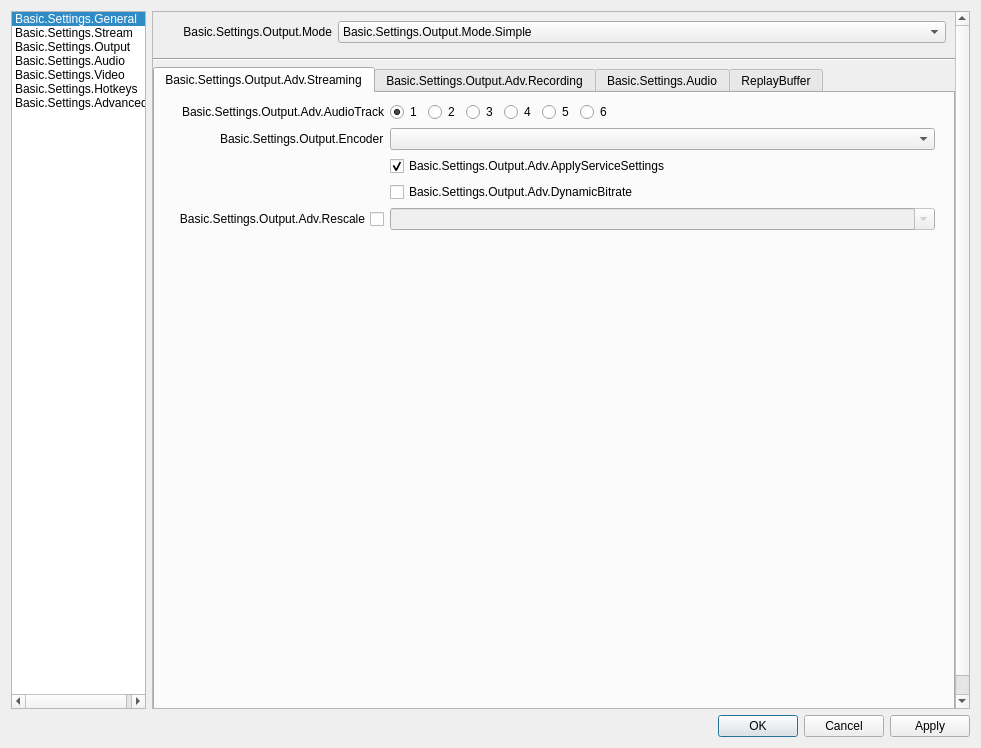
The window that UI/forms/OBSBasicSettings.ui (sahwar/obs-studio) describes before a commit, drawn with Qt 5.
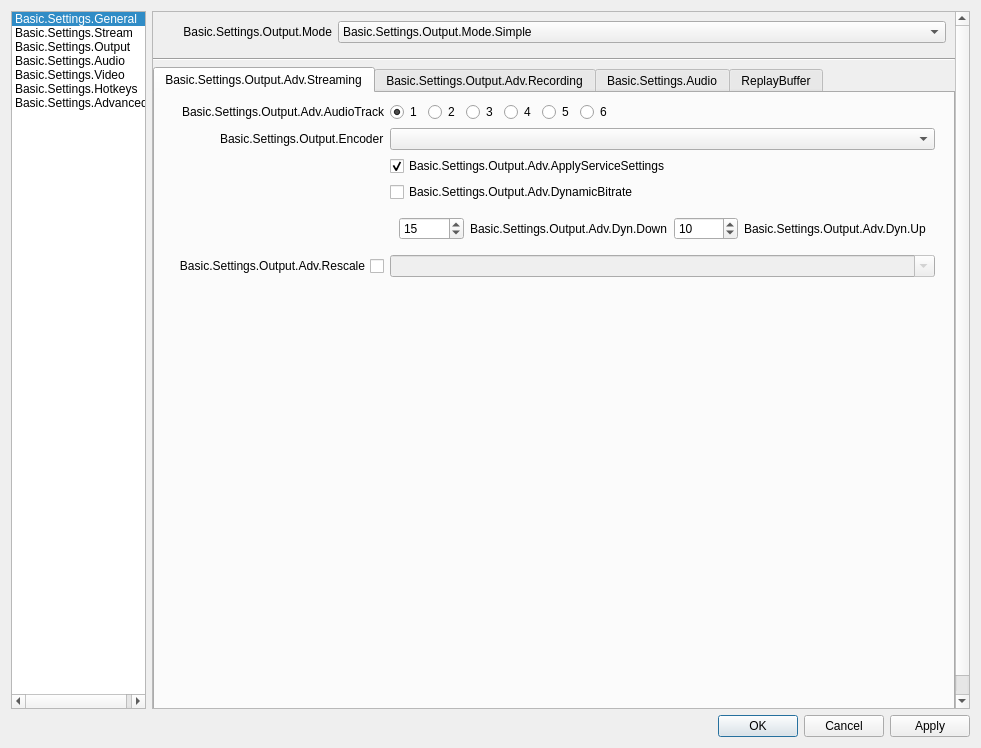
The same window after the commit. The open tabs and pages were chosen to show the change. Icons and pictures are not drawn.

Commit message:
obs-outputs/rtmp: Dynamic Bitrate, enable custom settings.
Also changes UI.

In Output > Advanced mode , enable custom settings for dynamic bitrate.
Controls for the decrease rate of the bitrate once congestion is detected
and for the increase rate when congestion is clearing.

```diff
--- a/UI/forms/OBSBasicSettings.ui
+++ b/UI/forms/OBSBasicSettings.ui
@@ -1005,11 +1005,14 @@
                      </widget>
                     </item>
                     <item row="5" column="1">
-                      <widget class="QCheckBox" name="simpleOutDynamic">
-                        <property name="text">
-                          <string>Basic.Settings.Output.DynamicBitrate</string>
-                        </property>
-                      </widget>
+                     <widget class="QCheckBox" name="simpleOutDynamic">
+                      <property name="toolTip">
+                       <string>Basic.Settings.Output.DynamicBitrate.Tooltip</string>
+                      </property>
+                      <property name="text">
+                       <string>Basic.Settings.Output.DynamicBitrate</string>
+                      </property>
+                     </widget>
                     </item>
                     <item row="1" column="1">
                      <widget class="QComboBox" name="simpleOutStrEncoder"/>
@@ -1495,7 +1498,86 @@
                              </property>
                             </widget>
                            </item>
-                           <item row="5" column="0">
+                           <item row="4" column="1">
+                            <widget class="QCheckBox" name="advOutDynamic">
+                             <property name="toolTip">
+                              <string>Basic.Settings.Output.Adv.DynamicBitrate.Tooltip</string>
+                             </property>
+                             <property name="text">
+                              <string>Basic.Settings.Output.Adv.DynamicBitrate</string>
+                             </property>
+                            </widget>
+                           </item>
+                           <item row="5" column="1">
+                            <widget class="QWidget" name="widget_13" native="true">
+                             <property name="minimumSize">
+                              <size>
+                               <width>0</width>
+                               <height>0</height>
+                              </size>
+                             </property>
+                             <layout class="QGridLayout" name="gridLayout">
+                              <item row="0" column="0">
+                               <widget class="QSpinBox" name="advOutDynamicDown">
+                                <property name="toolTip">
+                                 <string>Basic.Settings.Output.Adv.DynamicBitrate.Down.Tooltip</string>
+                                </property>
+                                <property name="maximum">
+                                 <number>25</number>
+                                </property>
+                                <property name="value">
+                                 <number>15</number>
+                                </property>
+                               </widget>
+                              </item>
+                              <item row="0" column="1">
+                               <widget class="QLabel" name="label_66">
+                                <property name="text">
+                                 <string>Basic.Settings.Output.Adv.Dyn.Down</string>
+                                </property>
+                               </widget>
+                              </item>
+                              <item row="0" column="2">
+                               <widget class="QSpinBox" name="advOutDynamicUp">
+                                <property name="enabled">
+                                 <bool>true</bool>
+                                </property>
+                                <property name="toolTip">
+                                 <string>Basic.Settings.Output.Adv.DynamicBitrate.Up.Tooltip</string>
+                                </property>
+                                <property name="layoutDirection">
+                                 <enum>Qt::LeftToRight</enum>
+                                </property>
+                                <property name="alignment">
+                                 <set>Qt::AlignLeading|Qt::AlignLeft|Qt::AlignVCenter</set>
+                                </property>
+                                <property name="maximum">
+                                 <number>25</number>
+                                </property>
+                                <property name="value">
+                                 <number>10</number>
+                                </property>
+                                <property name="displayIntegerBase">
+                                 <number>10</number>
+                                </property>
+                               </widget>
+                              </item>
+                              <item row="0" column="3">
+                               <widget class="QLabel" name="label_67">
+                                <property name="text">
+                                 <string>Basic.Settings.Output.Adv.Dyn.Up</string>
+                                </property>
+                               </widget>
+                              </item>
+                             </layout>
+                             <zorder>advOutDynamicUp</zorder>
+                             <zorder>advOutDynamicUp</zorder>
+                             <zorder>label_66</zorder>
+                             <zorder>label_67</zorder>
+                             <zorder>advOutDynamicDown</zorder>
+                            </widget>
+                           </item>
+                           <item row="7" column="0">
                             <widget class="QCheckBox" name="advOutUseRescale">
                              <property name="sizePolicy">
                               <sizepolicy hsizetype="Minimum" vsizetype="Expanding">
@@ -1511,7 +1593,7 @@
                              </property>
                             </widget>
                            </item>
-                           <item row="5" column="1">
+                           <item row="7" column="1">
                             <widget class="QComboBox" name="advOutRescale">
                              <property name="enabled">
                               <bool>false</bool>
@@ -1521,13 +1603,6 @@
                              </property>
                             </widget>
                            </item>
-                           <item row="4" column="1">
-                            <widget class="QCheckBox" name="advOutDynamic">
-                             <property name="text">
-                              <string>Basic.Settings.Output.Adv.DynamicBitrate</string>
-                             </property>
-                            </widget>
-                           </item>
                           </layout>
                          </widget>
                         </item>
```
Left out of the diff: 91 changed lines with no effect on the pictures. The commit also changes 6 other files.
